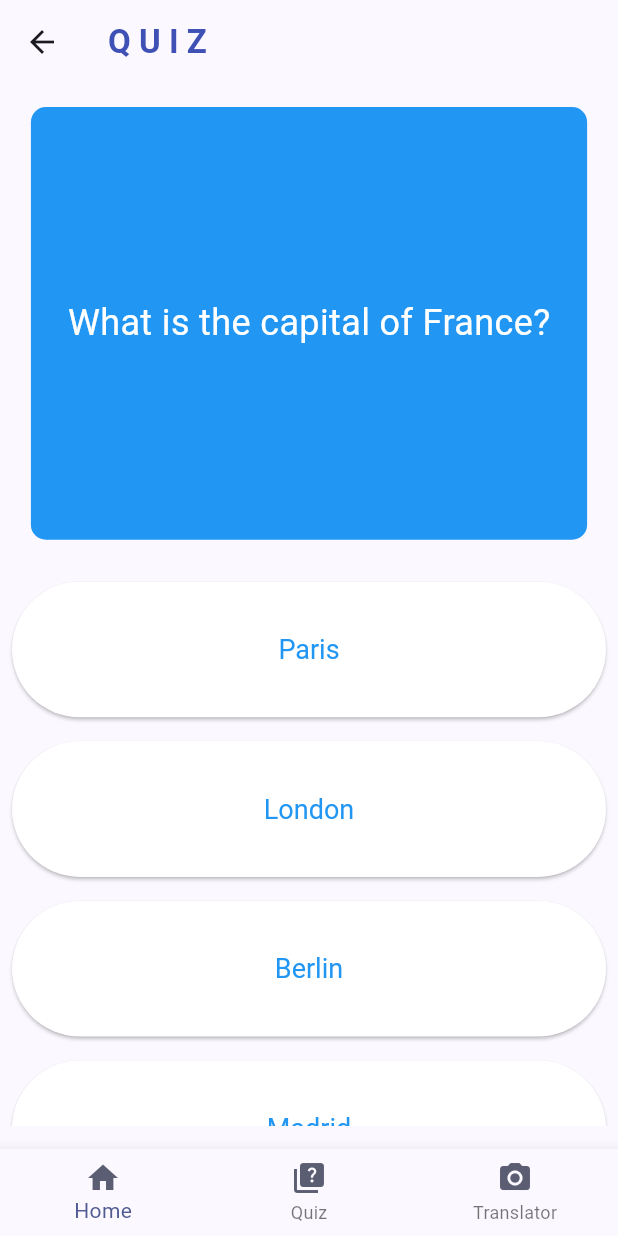
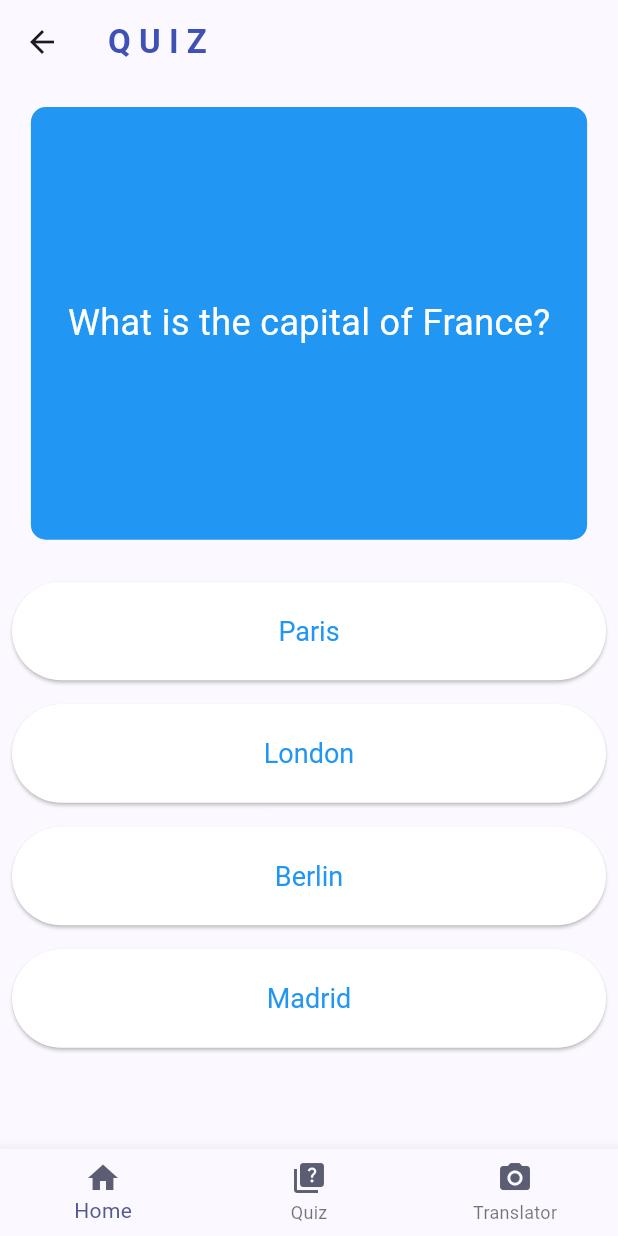
Before and after one commit to KanmaChizea/lla, a Flutter app: the QuizScreen screen opened by its route, on a phone screen of 412 x 824 dp. Run offline on Flutter 3.47's test engine with Material 2 defaults, Android fonts, the phone set to English and light mode, and no system bars.

Commit message:
made more edits

```diff
--- a/lib/components/LLA_app_bar.dart
+++ b/lib/components/LLA_app_bar.dart
@@ -1,7 +1,8 @@
 import 'package:flutter/material.dart';
 
-AppBar LLAAppBar(String text) {
+AppBar LLAAppBar(String text, bool backButton) {
     return AppBar(
+      automaticallyImplyLeading: backButton,
         title: Text(
       text,
       style: const TextStyle(fontWeight: FontWeight.w700, color: Colors.indigo),
--- a/lib/screens/home_screen.dart
+++ b/lib/screens/home_screen.dart
@@ -17,7 +17,7 @@ class _HomeScreenState extends State<HomeScreen> {
     Size size = MediaQuery.of(context).size;
     return Scaffold(
 //! the appbar
-      appBar: LLAAppBar('L L A'),
+      appBar: LLAAppBar('L L A', false),
 
 //! the body of the scaffold
       body: Center(
--- a/lib/screens/quiz_screen.dart
+++ b/lib/screens/quiz_screen.dart
@@ -21,8 +21,6 @@ class _QuizScreenState extends State<QuizScreen> {
   int correctAnswers = 0;
   double dailyProgress = 0.0;
   int totalQuestions = 0;
-
-
 
 //! model classes initialization
   List<QuestionsModel> questions = Utilities.questionsContentList();
@@ -53,18 +51,18 @@ class _QuizScreenState extends State<QuizScreen> {
     return allQuestionsAnswered;
   }
 
-
   @override
   Widget build(BuildContext context) {
     Size size = MediaQuery.of(context).size;
     return Scaffold(
 //! the appbar
-     appBar: LLAAppBar('Q U I Z'),
+      appBar: LLAAppBar('Q U I Z', true),
 //!the body of the scaffold
       body: Column(
         mainAxisAlignment: MainAxisAlignment.center,
         children: [
-           Container(
+          Flexible(
+            child: Container(
               width: size.width * 0.9,
               height: size.height * 0.35,
               padding: const EdgeInsets.all(16.0),
@@ -85,16 +83,15 @@ class _QuizScreenState extends State<QuizScreen> {
                 ),
               ),
             ),
+          ),
           const SizedBox(height: 20.0),
           SizedBox(
             height: size.height * 0.45,
             child: ListView.builder(
               itemCount: options.length - 1,
-                // itemExtent: options.length.toDouble() - 1,
               itemBuilder: (context, index) {
                 return Padding(
                   padding: const EdgeInsets.all(8.0),
-                    //TODO: make this buttons white
                   child: ElevatedButton(
                     onPressed: () async {
                       bool allQuestionsAnswered = await checkAnswer(
@@ -108,18 +105,18 @@ class _QuizScreenState extends State<QuizScreen> {
                     style: ButtonStyle(
                         backgroundColor:
                             MaterialStateProperty.all(Colors.white),
-                          padding: MaterialStateProperty.all(
-                              const EdgeInsets.all(4)),
+                        padding:
+                            MaterialStateProperty.all(const EdgeInsets.all(4)),
                         textStyle: MaterialStateProperty.all(
                             const TextStyle(fontSize: 20))),
                     child: SizedBox(
                       width: size.width * 0.7,
-                        height: size.height * 0.1,
+                      height: size.height * 0.07,
                       child: Center(
                         child: Text(
                           options[totalQuestions].option[index],
-                            style: const TextStyle(
-                                fontSize: 18, color: Colors.blue),
+                          style:
+                              const TextStyle(fontSize: 18, color: Colors.blue),
                         ),
                       ),
                     ),
@@ -128,12 +125,10 @@ class _QuizScreenState extends State<QuizScreen> {
               },
             ),
           ),
-
-
-        ],),
+        ],
+      ),
 //! the bottom navigational bar
       bottomNavigationBar: LLABottomNavigationBar(context),
-
     );
   }
 }
```
Lines whose indentation alone changed are shown as unchanged.
